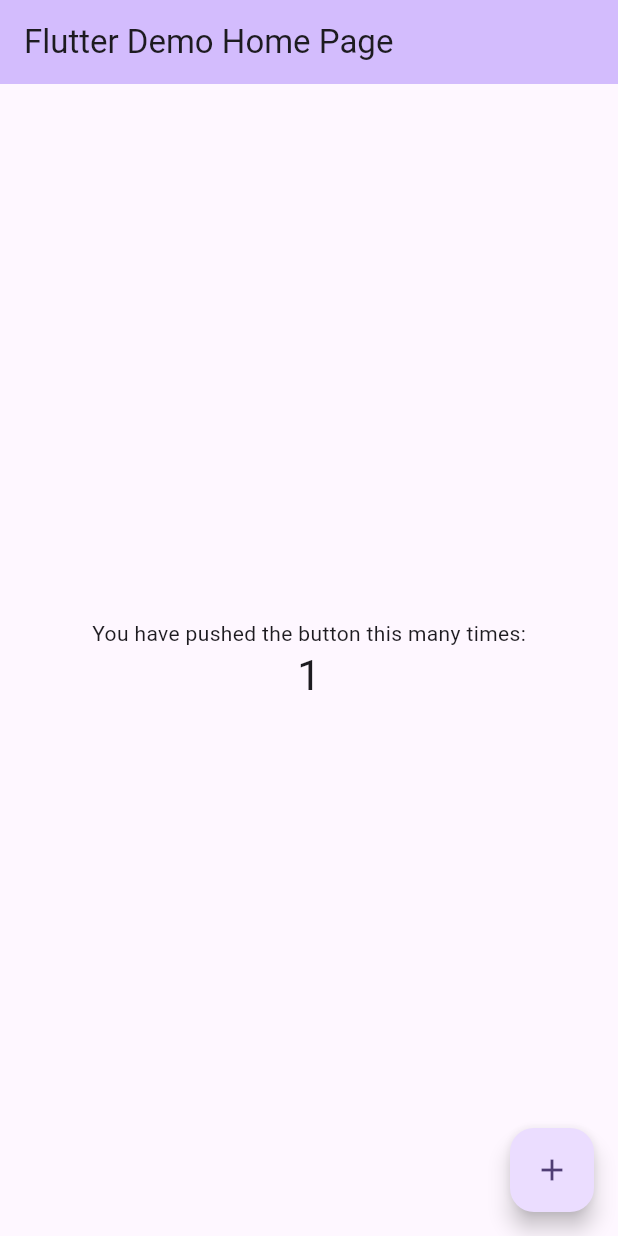
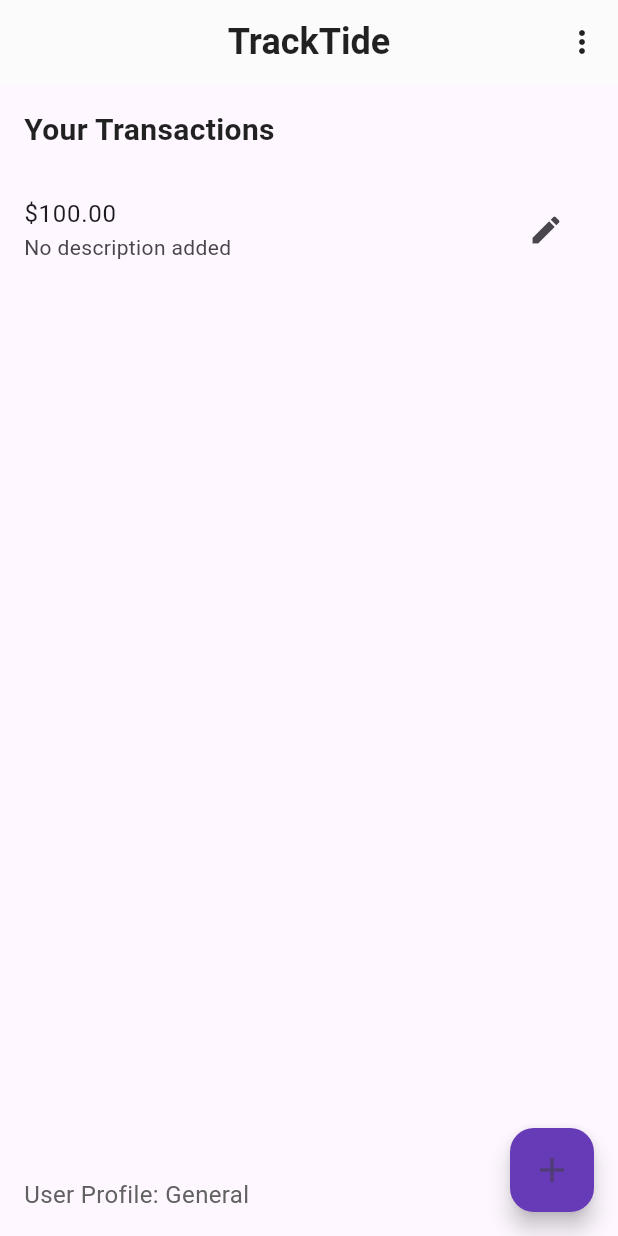
Before and after one commit to Nqobile-Buthelezi/TrackTide, a Flutter app: the screen it shows after launch, after a tap on the "add" icon, on a phone screen of 412 x 824 dp. Run offline on Flutter 3.47's test engine with Material 3 defaults, Android fonts, the light colour scheme and no system bars.

Commit message:
[Feature]: The ability to add description to a transaction, to add default transactions as well and save data in memory.

```diff
--- a/lib/main.dart
+++ b/lib/main.dart
@@ -1,4 +1,6 @@
+// main.dart
 import 'package:flutter/material.dart';
+import 'package:tracktide_app/views/home_page.dart';
 
 void main() {
   runApp(const MyApp());
@@ -7,119 +9,15 @@
 class MyApp extends StatelessWidget {
   const MyApp({super.key});
 
-  // This widget is the root of your application.
   @override
   Widget build(BuildContext context) {
     return MaterialApp(
-      title: 'Flutter Demo',
+      title: 'TrackTide',
       theme: ThemeData(
-        // This is the theme of your application.
-        //
-        // TRY THIS: Try running your application with "flutter run". You'll see
-        // the application has a purple toolbar. Then, without quitting the app,
-        // try changing the seedColor in the colorScheme below to Colors.green
-        // and then invoke "hot reload" (save your changes or press the "hot
-        // reload" button in a Flutter-supported IDE, or press "r" if you used
-        // the command line to start the app).
-        //
-        // Notice that the counter didn't reset back to zero; the application
-        // state is not lost during the reload. To reset the state, use hot
-        // restart instead.
-        //
-        // This works for code too, not just values: Most code changes can be
-        // tested with just a hot reload.
         colorScheme: ColorScheme.fromSeed(seedColor: Colors.deepPurple),
         useMaterial3: true,
       ),
-      home: const MyHomePage(title: 'Flutter Demo Home Page'),
+      home: HomePage(),  // Set HomePage as the home screen
     );
   }
 }
-
-class MyHomePage extends StatefulWidget {
-  const MyHomePage({super.key, required this.title});
-
-  // This widget is the home page of your application. It is stateful, meaning
-  // that it has a State object (defined below) that contains fields that affect
-  // how it looks.
-
-  // This class is the configuration for the state. It holds the values (in this
-  // case the title) provided by the parent (in this case the App widget) and
-  // used by the build method of the State. Fields in a Widget subclass are
-  // always marked "final".
-
-  final String title;
-
-  @override
-  State<MyHomePage> createState() => _MyHomePageState();
-}
-
-class _MyHomePageState extends State<MyHomePage> {
-  int _counter = 0;
-
-  void _incrementCounter() {
-    setState(() {
-      // This call to setState tells the Flutter framework that something has
-      // changed in this State, which causes it to rerun the build method below
-      // so that the display can reflect the updated values. If we changed
-      // _counter without calling setState(), then the build method would not be
-      // called again, and so nothing would appear to happen.
-      _counter++;
-    });
-  }
-
-  @override
-  Widget build(BuildContext context) {
-    // This method is rerun every time setState is called, for instance as done
-    // by the _incrementCounter method above.
-    //
-    // The Flutter framework has been optimized to make rerunning build methods
-    // fast, so that you can just rebuild anything that needs updating rather
-    // than having to individually change instances of widgets.
-    return Scaffold(
-      appBar: AppBar(
-        // TRY THIS: Try changing the color here to a specific color (to
-        // Colors.amber, perhaps?) and trigger a hot reload to see the AppBar
-        // change color while the other colors stay the same.
-        backgroundColor: Theme.of(context).colorScheme.inversePrimary,
-        // Here we take the value from the MyHomePage object that was created by
-        // the App.build method, and use it to set our appbar title.
-        title: Text(widget.title),
-      ),
-      body: Center(
-        // Center is a layout widget. It takes a single child and positions it
-        // in the middle of the parent.
-        child: Column(
-          // Column is also a layout widget. It takes a list of children and
-          // arranges them vertically. By default, it sizes itself to fit its
-          // children horizontally, and tries to be as tall as its parent.
-          //
-          // Column has various properties to control how it sizes itself and
-          // how it positions its children. Here we use mainAxisAlignment to
-          // center the children vertically; the main axis here is the vertical
-          // axis because Columns are vertical (the cross axis would be
-          // horizontal).
-          //
-          // TRY THIS: Invoke "debug painting" (choose the "Toggle Debug Paint"
-          // action in the IDE, or press "p" in the console), to see the
-          // wireframe for each widget.
-          mainAxisAlignment: MainAxisAlignment.center,
-          children: <Widget>[
-            const Text(
-              'You have pushed the button this many times:',
-            ),
-            Text(
-              '$_counter',
-              style: Theme.of(context).textTheme.headlineMedium,
-            ),
-          ],
-        ),
-      ),
-      floatingActionButton: FloatingActionButton(
-        onPressed: _incrementCounter,
-        tooltip: 'Increment',
-        child: const Icon(Icons.add),
-      ), // This trailing comma makes auto-formatting nicer for build methods.
-    );
-  }
-}
--- /dev/null
+++ b/lib/models/transaction.dart
@@ -0,0 +1,78 @@
+import 'package:uuid/uuid.dart';
+
+class Transaction {
+  final String id;
+  final double amount;
+  final DateTime date;
+  String? description;
+  String? category;
+  String? paymentMethod;
+  bool isIncome;
+  String? recipient;
+  String? currency;
+  String? attachmentUrl;
+  List<String> tags;
+
+  Transaction({
+    String? id,
+    required this.amount,
+    required this.date,
+    this.description,
+    this.category,
+    this.paymentMethod,
+    this.isIncome = false,
+    this.recipient,
+    this.currency = 'USD',
+    this.attachmentUrl,
+    List<String>? tags,
+  }) : id = id ?? Uuid().v4(),
+       tags = tags ?? [];
+
+  void addContext(String context) {
+    this.description = context;
+  }
+
+  void addTag(String tag) {
+    if (!tags.contains(tag)) {
+      tags.add(tag);
+    }
+  }
+
+  void removeTag(String tag) {
+    tags.remove(tag);
+  }
+
+  double get absoluteAmount => isIncome ? amount : -amount;
+
+  factory Transaction.fromMap(Map<String, dynamic> map) {
+    return Transaction(
+      id: map['id'],
+      amount: map['amount'],
+      date: DateTime.parse(map['date']),
+      description: map['description'],
+      category: map['category'],
+      paymentMethod: map['paymentMethod'],
+      isIncome: map['isIncome'] ?? false,
+      recipient: map['recipient'],
+      currency: map['currency'],
+      attachmentUrl: map['attachmentUrl'],
+      tags: List<String>.from(map['tags'] ?? []),
+    );
+  }
+
+  Map<String, dynamic> toMap() {
+    return {
+      'id': id,
+      'amount': amount,
+      'date': date.toIso8601String(),
+      'description': description,
+      'category': category,
+      'paymentMethod': paymentMethod,
+      'isIncome': isIncome,
+      'recipient': recipient,
+      'currency': currency,
+      'attachmentUrl': attachmentUrl,
+      'tags': tags,
+    };
+  }
+}
--- /dev/null
+++ b/lib/services/profiling_service.dart
@@ -0,0 +1,98 @@
+import '../models/transaction.dart';
+
+class ProfilingService {
+  String getUserProfile(List<Transaction> transactions) {
+    Map<String, int> profileScores = {
+      'Commuter': 0,
+      'Family-Oriented': 0,
+      'Foodie': 0,
+      'Tech Enthusiast': 0,
+      'Fitness Enthusiast': 0,
+    };
+
+    for (var transaction in transactions) {
+      String description = transaction.description?.toLowerCase() ?? '';
+
+      // Commuter profile
+      if (description.contains('taxi') ||
+          description.contains('bus') ||
+          description.contains('train') ||
+          description.contains('subway')) {
+        profileScores['Commuter'] = (profileScores['Commuter'] ?? 0) + 1;
+      }
+
+      // Family-Oriented profile
+      if (description.contains('sister') ||
+          description.contains('brother') ||
+          description.contains('mom') ||
+          description.contains('dad') ||
+          description.contains('family')) {
+        profileScores['Family-Oriented'] =
+            (profileScores['Family-Oriented'] ?? 0) + 1;
+      }
+
+      // Foodie profile
+      if (description.contains('restaurant') ||
+          description.contains('cafe') ||
+          description.contains('food') ||
+          description.contains('grocery')) {
+        profileScores['Foodie'] = (profileScores['Foodie'] ?? 0) + 1;
+      }
+
+      // Tech Enthusiast profile
+      if (description.contains('electronics') ||
+          description.contains('computer') ||
+          description.contains('phone') ||
+          description.contains('gadget')) {
+        profileScores['Tech Enthusiast'] =
+            (profileScores['Tech Enthusiast'] ?? 0) + 1;
+      }
+
+      // Fitness Enthusiast profile
+      if (description.contains('gym') ||
+          description.contains('fitness') ||
+          description.contains('sport') ||
+          description.contains('workout')) {
+        profileScores['Fitness Enthusiast'] =
+            (profileScores['Fitness Enthusiast'] ?? 0) + 1;
+      }
+    }
+
+    // Find the profile with the highest score
+    String topProfile = 'General';
+    int maxScore = 0;
+
+    profileScores.forEach((profile, score) {
+      if (score > maxScore) {
+        maxScore = score;
+        topProfile = profile;
+      }
+    });
+
+    // If the top score is 0, return 'General'
+    return maxScore > 0 ? topProfile : 'General';
+  }
+
+  List<String> getTopProfiles(List<Transaction> transactions, {int topN = 3}) {
+    Map<String, int> profileScores = {
+      'Commuter': 0,
+      'Family-Oriented': 0,
+      'Foodie': 0,
+      'Tech Enthusiast': 0,
+      'Fitness Enthusiast': 0,
+    };
+
+    // ... (same scoring logic as in getUserProfile)
+
+    // Sort profiles by score
+    var sortedProfiles = profileScores.entries.toList()
+      ..sort((a, b) => b.value.compareTo(a.value));
+
+    // Return top N profiles
+    return sortedProfiles
+        .take(topN)
+        .where((entry) => entry.value > 0)
+        .map((entry) => entry.key)
+        .toList();
+  }
+}
--- /dev/null
+++ b/lib/services/transaction_service.dart
@@ -0,0 +1,84 @@
+import '../models/transaction.dart';
+
+/// Service class for managing transactions.
+///
+/// This class provides methods for adding, updating, and categorizing transactions.
+class TransactionService {
+  /// List of all transactions managed by this service.
+  final List<Transaction> transactions = [];
+
+  /// Adds a new transaction to the list.
+  ///
+  /// [transaction] The transaction to be added.
+  void addTransaction(Transaction transaction) {
+    transactions.add(transaction);
+  }
+
+  /// Adds context (description) to an existing transaction.
+  ///
+  /// [transactionId] The ID of the transaction to update.
+  /// [context] The context (description) to be added.
+  ///
+  /// Throws a [StateError] if no transaction is found with the given ID.
+  void addContextToTransaction(String transactionId, String context) {
+    final transaction = transactions.firstWhere(
+      (t) => t.id == transactionId,
+      orElse: () =>
+          throw StateError('No transaction found with ID: $transactionId'),
+    );
+    transaction.addContext(context);
+  }
+
+  /// Categorizes a transaction based on its description.
+  ///
+  /// This method currently only categorizes 'Taxi Fare' as 'Transport'.
+  /// It can be expanded to include more categorization logic.
+  ///
+  /// [transaction] The transaction to be categorized.
+  void categorizeTransaction(Transaction transaction) {
+    if (transaction.description?.toLowerCase() == 'taxi fare') {
+      transaction.category = 'Transport';
+    }
+    // Additional categorization logic can be added here
+  }
+
+  /// Retrieves all transactions.
+  ///
+  /// Returns a list of all transactions.
+  List<Transaction> getAllTransactions() {
+    return List.unmodifiable(transactions);
+  }
+
+  /// Finds a transaction by its ID.
+  ///
+  /// [id] The ID of the transaction to find.
+  ///
+  /// Returns the found transaction or null if not found.
+  Transaction? getTransactionById(String id) {
+    try {
+      return transactions.firstWhere((t) => t.id == id);
+    } on StateError {
+      return null;
+    }
+  }
+
+  /// Removes a transaction from the list.
+  ///
+  /// [transaction] The transaction to be removed.
+  ///
+  /// Returns true if the transaction was successfully removed, false otherwise.
+  bool removeTransaction(Transaction transaction) {
+    return transactions.remove(transaction);
+  }
+
+  /// Updates a transaction from the list
+  ///
+  /// [updatedTransaction] the transaction to be updated
+  void updateTransaction(Transaction updatedTransaction) {
+  final index = transactions.indexWhere((t) => t.id == updatedTransaction.id);
+  if (index != -1) {
+    transactions[index] = updatedTransaction;
+  }
+}
+
+}
--- /dev/null
+++ b/lib/views/home_page.dart
@@ -0,0 +1,101 @@
+import 'package:flutter/material.dart';
+import 'package:tracktide_app/widgets/transaction_list.dart';
+import '../models/transaction.dart';
+import '../services/transaction_service.dart';
+import '../services/profiling_service.dart';
+import 'transaction_page.dart';
+
+class HomePage extends StatefulWidget {
+  @override
+  _HomePageState createState() => _HomePageState();
+}
+
+class _HomePageState extends State<HomePage> {
+  final TransactionService _transactionService = TransactionService();
+  final ProfilingService _profilingService = ProfilingService();
+
+  String getUserProfile() {
+    return _profilingService.getUserProfile(_transactionService.getAllTransactions());
+  }
+
+  @override
+  Widget build(BuildContext context) {
+    return Scaffold(
+      appBar: AppBar(
+        centerTitle: true,
+        title: Text(
+          'TrackTide',
+          style: TextStyle(
+            fontWeight: FontWeight.bold,
+            fontSize: 24,
+            color: Colors.black87,
+          ),
+        ),
+        backgroundColor: Colors.white,
+        elevation: 0.5,
+        actions: [
+          IconButton(
+            icon: Icon(Icons.more_vert, color: Colors.black87),
+            onPressed: () {
+              // Add settings or options here
+            },
+          ),
+        ],
+      ),
+      body: Column(
+        crossAxisAlignment: CrossAxisAlignment.start,
+        children: [
+          Padding(
+            padding: const EdgeInsets.all(16.0),
+            child: Text(
+              'Your Transactions',
+              style: TextStyle(
+                fontSize: 20,
+                fontWeight: FontWeight.w600,
+                color: Colors.black87,
+              ),
+            ),
+          ),
+          Expanded(
+            child: TransactionList(
+              transactions: _transactionService.getAllTransactions(),
+              onEditTransaction: _handleEditTransaction,
+            ),
+          ),
+          Padding(
+            padding: const EdgeInsets.all(16.0),
+            child: Text(
+              'User Profile: ${getUserProfile()}',
+              style: TextStyle(
+                fontSize: 16,
+                color: Colors.grey[700],
+              ),
+            ),
+          ),
+        ],
+      ),
+      floatingActionButton: FloatingActionButton(
+        onPressed: _addNewTransaction,
+        backgroundColor: Colors.deepPurple,
+        child: Icon(Icons.add, size: 28),
+      ),
+    );
+  }
+
+  void _handleEditTransaction(Transaction transaction) {
+    setState(() {
+      _transactionService.updateTransaction(transaction);
+    });
+  }
+
+  void _addNewTransaction() {
+    setState(() {
+      final newTransaction = Transaction(
+        id: DateTime.now().toString(),
+        amount: 100.0,
+        date: DateTime.now(),
+      );
+      _transactionService.addTransaction(newTransaction);
+    });
+  }
+}
--- /dev/null
+++ b/lib/widgets/transaction_list.dart
@@ -0,0 +1,88 @@
+import 'package:flutter/material.dart';
+import '../models/transaction.dart';
+
+/// A widget that displays a list of transactions and allows editing of each transaction.
+class TransactionList extends StatelessWidget {
+  /// The list of transactions to display.
+  final List<Transaction> transactions;
+
+  /// Callback function to be called when a transaction is edited.
+  final Function(Transaction) onEditTransaction;
+
+  /// Creates a [TransactionList] widget.
+  ///
+  /// The [transactions] parameter is required and should contain the list of
+  /// transactions to display.
+  ///
+  /// The [onEditTransaction] parameter is required and should be a function
+  /// that handles updating a transaction when it's edited.
+  TransactionList({
+    required this.transactions,
+    required this.onEditTransaction,
+  });
+
+  @override
+  Widget build(BuildContext context) {
+    return ListView.builder(
+      itemCount: transactions.length,
+      itemBuilder: (context, index) {
+        final transaction = transactions[index];
+        return ListTile(
+          title: Text('\$${transaction.amount.toStringAsFixed(2)}'),
+          subtitle: Text(transaction.description ?? 'No description added'),
+          trailing: IconButton(
+            icon: Icon(Icons.edit),
+            onPressed: () {
+              _showEditDialog(context, transaction);
+            },
+          ),
+        );
+      },
+    );
+  }
+
+  /// Shows a dialog to edit the description of a transaction.
+  ///
+  /// This method creates and shows an [AlertDialog] with a text field
+  /// pre-filled with the current transaction description. The user can
+  /// modify the description and save the changes.
+  ///
+  /// Parameters:
+  ///   [context] - The build context, used to show the dialog and to pop
+  ///               the navigation stack when the dialog is dismissed.
+  ///   [transaction] - The transaction being edited.
+  void _showEditDialog(BuildContext context, Transaction transaction) {
+    final TextEditingController _descriptionController =
+        TextEditingController(text: transaction.description);
+
+    showDialog(
+      context: context,
+      builder: (BuildContext context) {
+        return AlertDialog(
+          title: Text('Edit Transaction'),
+          content: TextField(
+            controller: _descriptionController,
+            decoration: InputDecoration(hintText: "Enter new description"),
+          ),
+          actions: <Widget>[
+            TextButton(
+              child: Text('Cancel'),
+              onPressed: () {
+                Navigator.of(context).pop();
+              },
+            ),
+            TextButton(
+              child: Text('Save'),
+              onPressed: () {
+                final newDescription = _descriptionController.text;
+                transaction.addContext(newDescription);
+                onEditTransaction(transaction);
+                Navigator.of(context).pop();
+              },
+            ),
+          ],
+        );
+      },
+    );
+  }
+}
--- a/pubspec.yaml
+++ b/pubspec.yaml
@@ -28,9 +28,9 @@ environment:
 # the latest version available on pub.dev. To see which dependencies have newer
 # versions available, run `flutter pub outdated`.
 dependencies:
+  uuid: ^3.0.6
   flutter:
     sdk: flutter
-
 
   # The following adds the Cupertino Icons font to your application.
   # Use with the CupertinoIcons class for iOS style icons.
```
Also changed, not shown: lib/models/user_profile.dart (added, +62 -0 lines), lib/views/transaction_page.dart (added, +101 -0 lines), pubspec.lock, 1 other file.
